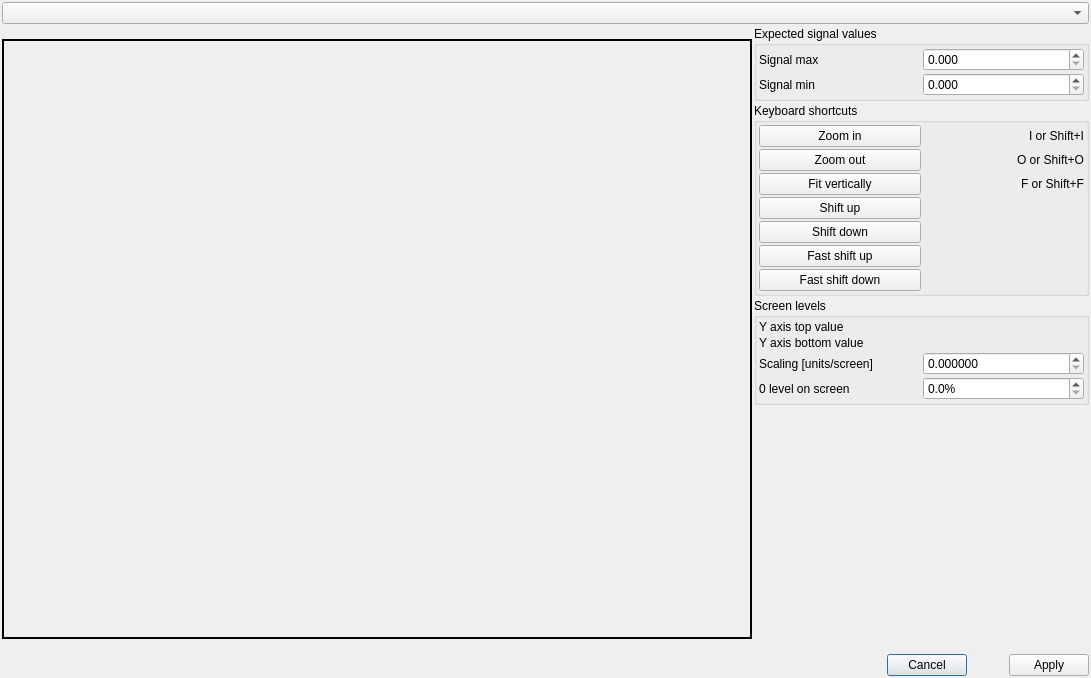
Above: src/asammdf/gui/ui/signal_scale.ui from danielhrisca/asammdf before the change. Below: the same form after it.
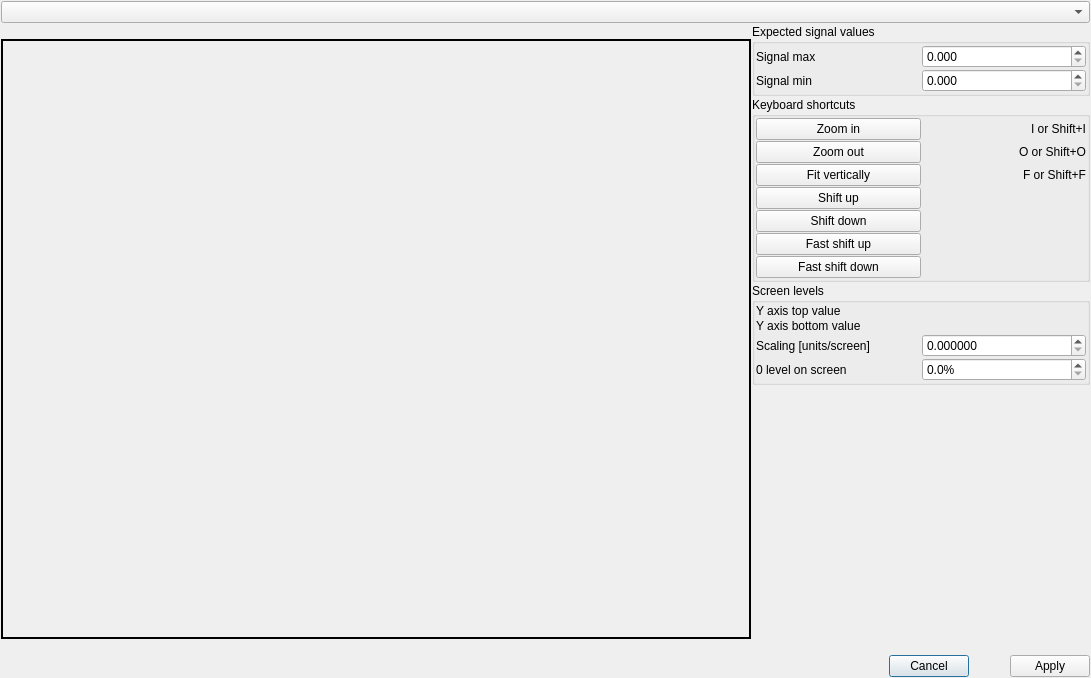
That is the form after the change. Icons and pictures are not drawn.

```diff
--- a/src/asammdf/gui/ui/signal_scale.ui
+++ b/src/asammdf/gui/ui/signal_scale.ui
@@ -15,24 +15,24 @@
   </property>
   <layout class="QGridLayout" name="gridLayout_3">
    <property name="leftMargin">
-  <number>2</number>
+  <number>1</number>
 </property>
    <property name="topMargin">
-  <number>2</number>
+  <number>1</number>
 </property>
    <property name="rightMargin">
-  <number>2</number>
+  <number>1</number>
 </property>
    <property name="bottomMargin">
-  <number>2</number>
+  <number>1</number>
 </property>
    <property name="spacing">
-  <number>2</number>
+  <number>1</number>
 </property>
    <item row="5" column="0" colspan="2">
     <layout class="QHBoxLayout" name="horizontalLayout" stretch="1,0,0,0">
      <property name="spacing">
-  <number>2</number>
+  <number>1</number>
 </property>
      <item>
       <spacer name="horizontalSpacer_6">
@@ -104,19 +104,19 @@
      </property>
      <layout class="QGridLayout" name="gridLayout">
       <property name="leftMargin">
-  <number>2</number>
+  <number>1</number>
 </property>
       <property name="topMargin">
-  <number>2</number>
+  <number>1</number>
 </property>
       <property name="rightMargin">
-  <number>2</number>
+  <number>1</number>
 </property>
       <property name="bottomMargin">
-  <number>2</number>
+  <number>1</number>
 </property>
       <property name="spacing">
-  <number>2</number>
+  <number>1</number>
 </property>
       <item row="2" column="0">
        <widget class="QPushButton" name="fit_btn">
@@ -260,19 +260,19 @@
      </property>
      <layout class="QGridLayout" name="gridLayout_4">
       <property name="leftMargin">
-  <number>2</number>
+  <number>1</number>
 </property>
       <property name="topMargin">
-  <number>2</number>
+  <number>1</number>
 </property>
       <property name="rightMargin">
-  <number>2</number>
+  <number>1</number>
 </property>
       <property name="bottomMargin">
-  <number>2</number>
+  <number>1</number>
 </property>
       <property name="spacing">
-  <number>2</number>
+  <number>1</number>
 </property>
       <item row="0" column="0">
        <widget class="QLabel" name="label_5">
@@ -324,19 +324,19 @@
      </property>
      <layout class="QGridLayout" name="gridLayout_2">
       <property name="leftMargin">
-  <number>2</number>
+  <number>1</number>
 </property>
       <property name="topMargin">
-  <number>2</number>
+  <number>1</number>
 </property>
       <property name="rightMargin">
-  <number>2</number>
+  <number>1</number>
 </property>
       <property name="bottomMargin">
-  <number>2</number>
+  <number>1</number>
 </property>
       <property name="spacing">
-  <number>2</number>
+  <number>1</number>
 </property>
       <item row="3" column="0">
        <widget class="QLabel" name="label_10">
```
